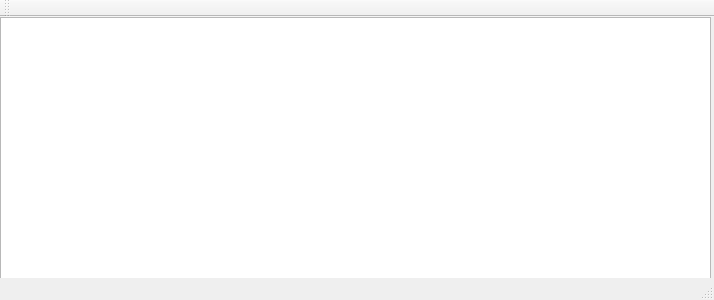
The window that Project-CollaborativeNotepad/CN_client/cn_client.ui (AlexandruTudose/ReteleCalculatoare) describes before a commit, drawn with Qt 5.
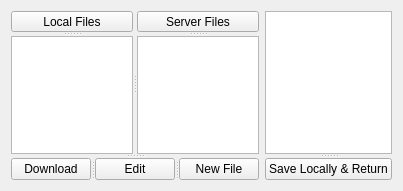
The same window after the commit.

```diff
--- a/Project-CollaborativeNotepad/CN_client/cn_client.ui
+++ b/Project-CollaborativeNotepad/CN_client/cn_client.ui
@@ -6,44 +6,98 @@
    <rect>
     <x>0</x>
     <y>0</y>
-    <width>714</width>
-    <height>300</height>
+    <width>358</width>
+    <height>191</height>
    </rect>
   </property>
+  <property name="sizePolicy">
+   <sizepolicy hsizetype="Preferred" vsizetype="Preferred">
+    <horstretch>0</horstretch>
+    <verstretch>0</verstretch>
+   </sizepolicy>
+  </property>
   <property name="windowTitle">
    <string>MainWindow</string>
   </property>
   <widget class="QWidget" name="centralWidget">
-   <widget class="QTextEdit" name="textBox">
-    <property name="geometry">
-     <rect>
-      <x>0</x>
-      <y>0</y>
-      <width>711</width>
-      <height>271</height>
-     </rect>
-    </property>
-   </widget>
-  </widget>
-  <widget class="QMenuBar" name="menuBar">
-   <property name="geometry">
-    <rect>
-     <x>0</x>
-     <y>0</y>
-     <width>714</width>
-     <height>19</height>
-    </rect>
+   <property name="layoutDirection">
+    <enum>Qt::LeftToRight</enum>
    </property>
+   <layout class="QGridLayout" name="gridLayout">
+    <item row="0" column="0">
+     <widget class="QSplitter" name="mainMenu">
+      <property name="orientation">
+       <enum>Qt::Vertical</enum>
+      </property>
+      <widget class="QSplitter" name="splitter_3">
+       <property name="orientation">
+        <enum>Qt::Horizontal</enum>
+       </property>
+       <widget class="QSplitter" name="splitter_2">
+        <property name="orientation">
+         <enum>Qt::Vertical</enum>
+        </property>
+        <widget class="QToolButton" name="lflbRefresh">
+         <property name="text">
+          <string>Local Files</string>
+         </property>
+        </widget>
+        <widget class="QListWidget" name="localFileList"/>
+       </widget>
+       <widget class="QSplitter" name="splitter">
+        <property name="orientation">
+         <enum>Qt::Vertical</enum>
+        </property>
+        <widget class="QToolButton" name="flbRefresh">
+         <property name="text">
+          <string>Server Files</string>
+         </property>
+        </widget>
+        <widget class="QListWidget" name="fileList"/>
+       </widget>
+      </widget>
+      <widget class="QSplitter" name="splitter_5">
+       <property name="orientation">
+        <enum>Qt::Horizontal</enum>
+       </property>
+       <widget class="QSplitter" name="splitter_4">
+        <property name="orientation">
+         <enum>Qt::Horizontal</enum>
+        </property>
+        <widget class="QPushButton" name="flbDownload">
+         <property name="text">
+          <string>Download</string>
+         </property>
+        </widget>
+        <widget class="QPushButton" name="flbEdit">
+         <property name="text">
+          <string>Edit</string>
+         </property>
+        </widget>
+       </widget>
+       <widget class="QPushButton" name="flbNew">
+        <property name="text">
+         <string>New File</string>
+        </property>
+       </widget>
+      </widget>
+     </widget>
+    </item>
+    <item row="0" column="1">
+     <widget class="QSplitter" name="editFrame">
+      <property name="orientation">
+       <enum>Qt::Vertical</enum>
+      </property>
+      <widget class="QPlainTextEdit" name="textBox"/>
+      <widget class="QPushButton" name="tbbReturn">
+       <property name="text">
+        <string>Save Locally &amp;&amp; Return</string>
+       </property>
+      </widget>
+     </widget>
+    </item>
+   </layout>
   </widget>
-  <widget class="QToolBar" name="mainToolBar">
-   <attribute name="toolBarArea">
-    <enum>TopToolBarArea</enum>
-   </attribute>
-   <attribute name="toolBarBreak">
-    <bool>false</bool>
-   </attribute>
-  </widget>
-  <widget class="QStatusBar" name="statusBar"/>
  </widget>
  <layoutdefault spacing="6" margin="11"/>
  <resources/>
```
Left out of the diff: 2 changed lines with no effect on the pictures.
